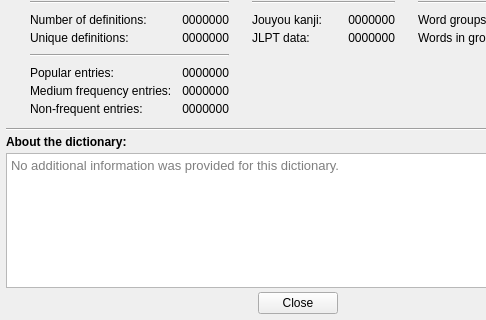
This is dictionarystatsform.ui in z1dev/zkanji as Qt 5 draws it before an edit; both pictures show x 0 to 486 and y 166 to 486 of the 596 by 486 pixel window. The edited form follows.
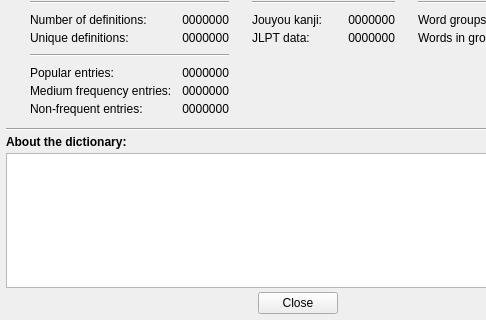
This is the edited form. Custom widgets are drawn as their Qt base class.

Diff of the .ui file:
```diff
--- a/dictionarystatsform.ui
+++ b/dictionarystatsform.ui
@@ -711,6 +711,9 @@
         <property name="readOnly">
          <bool>true</bool>
         </property>
+        <property name="plainText">
+         <string notr="true"/>
+        </property>
         <property name="textInteractionFlags">
          <set>Qt::LinksAccessibleByKeyboard|Qt::LinksAccessibleByMouse|Qt::TextBrowserInteraction|Qt::TextSelectableByKeyboard|Qt::TextSelectableByMouse</set>
         </property>
```
Left out of the diff: 30 changed lines with no effect on the pictures.
